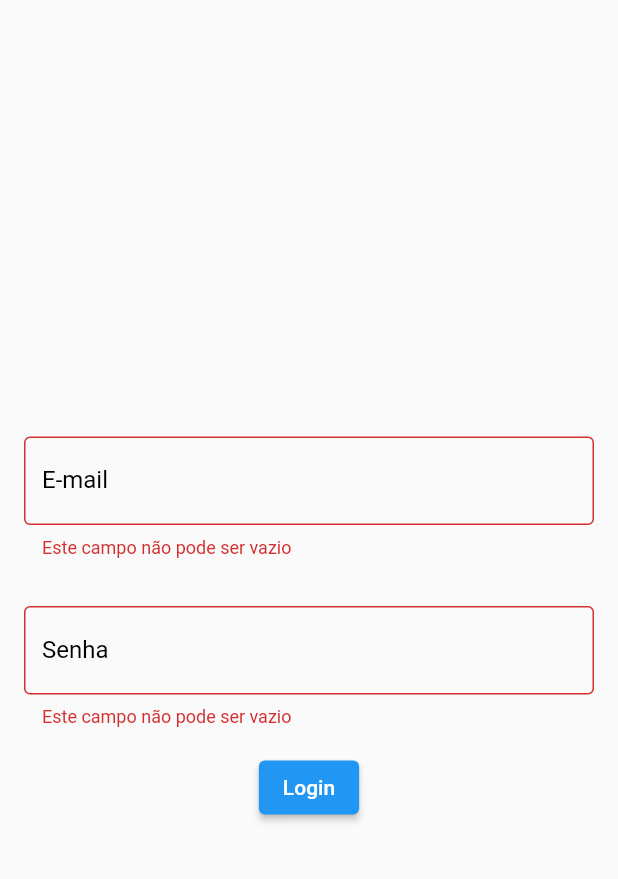
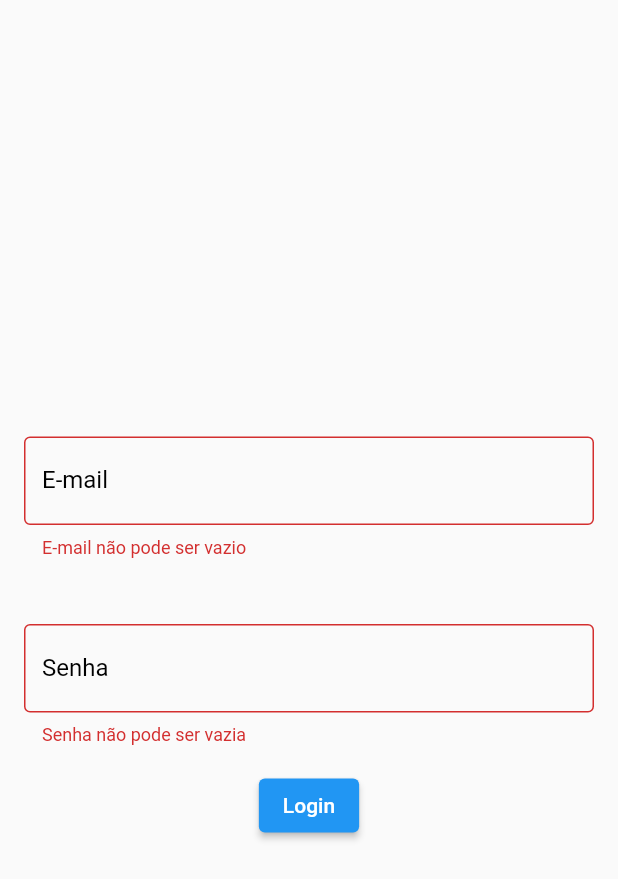
Before and after one commit to ericarodrigs/academy-semana-4, a Flutter app: the screen it shows after launch, after a tap on "Login", on a phone screen of 412 x 824 dp. Shown: the top 879 px of the screen. Run offline on Flutter 3.47's test engine with Material 2 defaults, Android fonts, the phone set to English and light mode, and no system bars.

Commit message:
creating atoms textfield and elevated button and improving styles

```diff
--- /dev/null
+++ b/lib/src/design_system/atoms/e_elevated_button.dart
@@ -0,0 +1,20 @@
+import 'package:flutter/material.dart';
+
+class EElevatedButton extends StatelessWidget {
+  const EElevatedButton({Key? key, required this.onPressed, required this.color, required this.text}) : super(key: key);
+
+  final VoidCallback onPressed;
+  final Color color;
+  final String text;
+
+  @override
+  Widget build(BuildContext context) {
+    return ElevatedButton(
+      onPressed: onPressed,
+      style: ElevatedButton.styleFrom(
+          primary: color
+      ),
+      child: Text(text),
+    );
+  }
+}
--- /dev/null
+++ b/lib/src/design_system/atoms/e_text_field.dart
@@ -0,0 +1,48 @@
+import 'package:flutter/material.dart';
+
+class ETextField extends StatelessWidget {
+  const ETextField({
+    Key? key,
+    required this.labelText,
+    required this.textInputAction,
+    required this.validator,
+    this.keyboardType,
+    this.obscureText,
+  }) : super(key: key);
+
+  final String labelText;
+  final TextInputAction? textInputAction;
+  final String? Function(String?)? validator;
+  final TextInputType? keyboardType;
+  final bool? obscureText;
+
+  @override
+  Widget build(BuildContext context) {
+    return Padding(
+      padding: const EdgeInsets.only(top: 12),
+      child: TextFormField(
+        textInputAction: textInputAction,
+        keyboardType: keyboardType,
+        validator: validator,
+        obscureText: obscureText ?? false,
+        cursorColor: Colors.black,
+        decoration: InputDecoration(
+          labelText: labelText,
+          labelStyle: const TextStyle(color: Colors.black),
+          border: const OutlineInputBorder(
+            borderSide: BorderSide(color: Colors.black, width: 1),
+          ),
+          enabledBorder: const OutlineInputBorder(
+            borderSide: BorderSide(color: Colors.black, width: 1),
+          ),
+          disabledBorder: const OutlineInputBorder(
+            borderSide: BorderSide(color: Colors.grey, width: 1),
+          ),
+          focusedBorder: const OutlineInputBorder(
+            borderSide: BorderSide(color: Colors.blue, width: 2),
+          ),
+        ),
+      ),
+    );
+  }
+}
--- a/lib/src/design_system/atoms/e_text_h1.dart
+++ b/lib/src/design_system/atoms/e_text_h1.dart
@@ -1,14 +1,16 @@
 import 'package:flutter/material.dart';
 
 class ETextH1 extends StatelessWidget {
-  const ETextH1({Key? key, required this.textH1}) : super(key: key);
+  const ETextH1({Key? key, required this.textH1, this.color}) : super(key: key);
   final String textH1;
+  final Color? color;
 
   @override
   Widget build(BuildContext context) {
     return Text(
       textH1,
-      style: const TextStyle(fontWeight: FontWeight.w700, fontSize: 64),
+      textAlign: TextAlign.center,
+      style: TextStyle(fontWeight: FontWeight.w700, fontSize: 64, color: color),
     );
   }
 }
--- a/lib/src/design_system/atoms/e_text_h4.dart
+++ b/lib/src/design_system/atoms/e_text_h4.dart
@@ -8,6 +8,7 @@ class ETextH4 extends StatelessWidget {
   Widget build(BuildContext context) {
     return Text(
       textH4,
+      textAlign: TextAlign.center,
       style: const TextStyle(fontWeight: FontWeight.w400, fontSize: 32),
     );
   }
--- a/lib/src/design_system/atoms/e_text_h6.dart
+++ b/lib/src/design_system/atoms/e_text_h6.dart
@@ -9,6 +9,7 @@ class ETextH6 extends StatelessWidget {
     return Text(
       textH6,
       maxLines: 7,
+      textAlign: TextAlign.justify,
       overflow: TextOverflow.ellipsis,
       style: const TextStyle(fontWeight: FontWeight.w300, fontSize: 16),
     );
--- a/lib/src/design_system/molecules/e_card.dart
+++ b/lib/src/design_system/molecules/e_card.dart
@@ -40,7 +40,8 @@ class ECard extends StatelessWidget {
             ),
             Expanded(
               flex: 3,
-              child: SizedBox(
+              child: Container(
+                padding: const EdgeInsets.only(right: 8),
                 height: 180,
                 child: Column(
                   crossAxisAlignment: CrossAxisAlignment.center,
--- a/lib/src/model/series.dart
+++ b/lib/src/model/series.dart
@@ -1,10 +1,11 @@
 class Series {
+  late int id;
   late String pathToImage;
   late String title;
   late String description;
   late bool isPageDetails;
   late String? moreInformation;
 
-  Series(this.pathToImage, this.title, this.description,
+  Series(this.id, this.pathToImage, this.title, this.description,
       {this.moreInformation, this.isPageDetails = true});
 }
--- a/lib/src/pages/error_page.dart
+++ b/lib/src/pages/error_page.dart
@@ -1,4 +1,8 @@
 import 'package:flutter/material.dart';
+
+import '../design_system/atoms/e_elevated_button.dart';
+import '../design_system/atoms/e_text_h1.dart';
+import '../design_system/atoms/e_text_h4.dart';
 
 class ErrorPage extends StatelessWidget {
   const ErrorPage({Key? key}) : super(key: key);
@@ -11,21 +15,22 @@ class ErrorPage extends StatelessWidget {
       body: Column(
         mainAxisAlignment: MainAxisAlignment.center,
         children: [
-          Padding(
-            padding: const EdgeInsets.all(32.0),
-            child: SizedBox(
-              width: MediaQuery.of(context).size.width,
-              child: const Center(
-                  child: Text("Alguma coisa deu errado. Tente recomeçar.",
-                      style: TextStyle(fontSize: 24))),
-            ),
+          const SizedBox(
+            child: Center(child: ETextH1(textH1: '404', color: Colors.red)),
           ),
-          ElevatedButton(
+          SizedBox(
+            width: MediaQuery.of(context).size.width,
+            child: const Center(
+                child: ETextH4(
+              textH4: 'Alguma coisa deu errado. Tente recomeçar.',
+            )),
+          ),
+          EElevatedButton(
               onPressed: () {
                 Navigator.of(context).pushNamed('/home');
               },
-              style: ElevatedButton.styleFrom(primary: Colors.red),
-              child: const Text("Recomeçar"))
+              color: Colors.red,
+              text: 'Recomeçar')
         ],
       ),
     );
--- a/lib/src/pages/login_page.dart
+++ b/lib/src/pages/login_page.dart
@@ -1,4 +1,7 @@
 import 'package:flutter/material.dart';
+import 'package:navigation/src/design_system/atoms/e_text_field.dart';
+
+import '../design_system/atoms/e_elevated_button.dart';
 
 class LoginPage extends StatefulWidget {
   static const String routeName = '/login';
@@ -22,73 +25,45 @@ class _LoginPageState extends State<LoginPage> {
           children: [
             Container(
               margin: const EdgeInsets.all(16),
-              child: TextFormField(
+              child: ETextField(
+                labelText: 'E-mail',
+                textInputAction: TextInputAction.next,
                 validator: (String? value) {
                   if (value == null || value.isEmpty) {
-                    return 'Este campo não pode ser vazio';
+                    return 'E-mail não pode ser vazio';
                   }
                   return null;
                 },
-                cursorColor: Colors.black,
-                decoration: const InputDecoration(
-                  labelText: 'E-mail',
-                  labelStyle: TextStyle(color: Colors.black),
-                  border: OutlineInputBorder(
-                    borderSide: BorderSide(color: Colors.black, width: 1),
-                  ),
-                  enabledBorder: OutlineInputBorder(
-                    borderSide: BorderSide(color: Colors.black, width: 1),
-                  ),
-                  disabledBorder: OutlineInputBorder(
-                    borderSide: BorderSide(color: Colors.grey, width: 1),
-                  ),
-                  focusedBorder: OutlineInputBorder(
-                    borderSide: BorderSide(color: Colors.black, width: 2),
-                  ),
-                ),
+                keyboardType: TextInputType.emailAddress,
               ),
             ),
             Container(
               margin: const EdgeInsets.all(16),
-              child: TextFormField(
-                obscureText: true,
+              child: ETextField(
+                labelText: 'Senha',
+                textInputAction: TextInputAction.done,
                 validator: (String? value) {
                   if (value == null || value.isEmpty) {
-                    return 'Este campo não pode ser vazio';
+                    return 'Senha não pode ser vazia';
                   }
                   return null;
                 },
-                cursorColor: Colors.black,
-                decoration: const InputDecoration(
-                  labelText: 'Senha',
-                  labelStyle: TextStyle(color: Colors.black),
-                  border: OutlineInputBorder(
-                    borderSide: BorderSide(color: Colors.black, width: 1),
-                  ),
-                  enabledBorder: OutlineInputBorder(
-                    borderSide: BorderSide(color: Colors.black, width: 1),
-                  ),
-                  disabledBorder: OutlineInputBorder(
-                    borderSide: BorderSide(color: Colors.grey, width: 1),
-                  ),
-                  focusedBorder: OutlineInputBorder(
-                    borderSide: BorderSide(color: Colors.black, width: 2),
-                  ),
-                ),
+                obscureText: true,
               ),
             ),
-            ElevatedButton(
+            EElevatedButton(
                 onPressed: () async {
                   if (formKey.currentState!.validate()) {
-                    debugPrint("cadastro realizado");
+                    debugPrint('cadastro realizado');
                     await Navigator.of(context).pushReplacementNamed('/home') ??
                         false;
                   } else {
                     debugPrint(
-                        "erro ao cadastrar, verifique os campos e tente novamente");
+                        'erro ao cadastrar, verifique os campos e tente novamente');
                   }
                 },
-                child: const Text("Login"))
+                color: Colors.blue,
+                text: 'Login')
           ],
         ),
       ),
```
Also changed, not shown: lib/src/pages/details_page.dart (+23 -12 lines), lib/src/pages/home_page.dart (+12 -10 lines).
